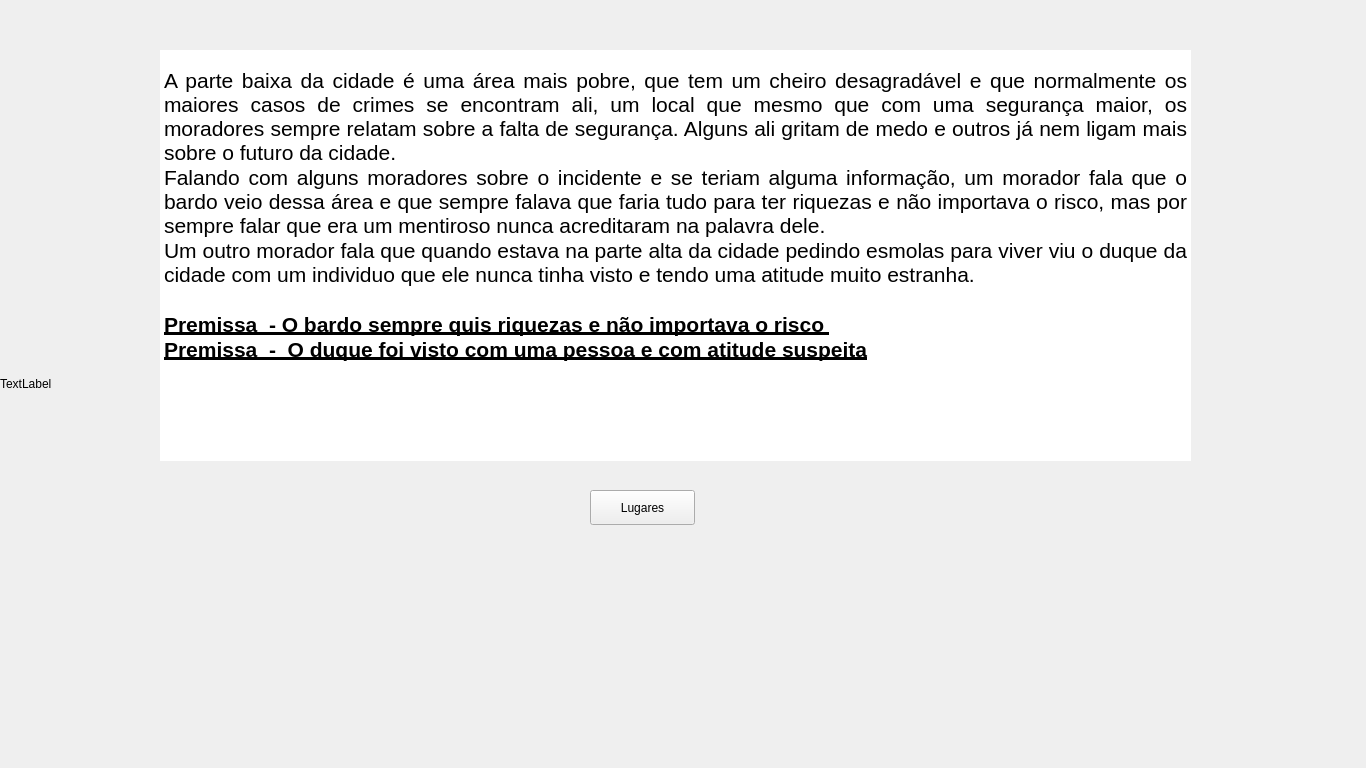
This is ui/fourteenthwindow.ui in eriklemy/Detetive as Qt 5 draws it before an edit. The edited form follows.
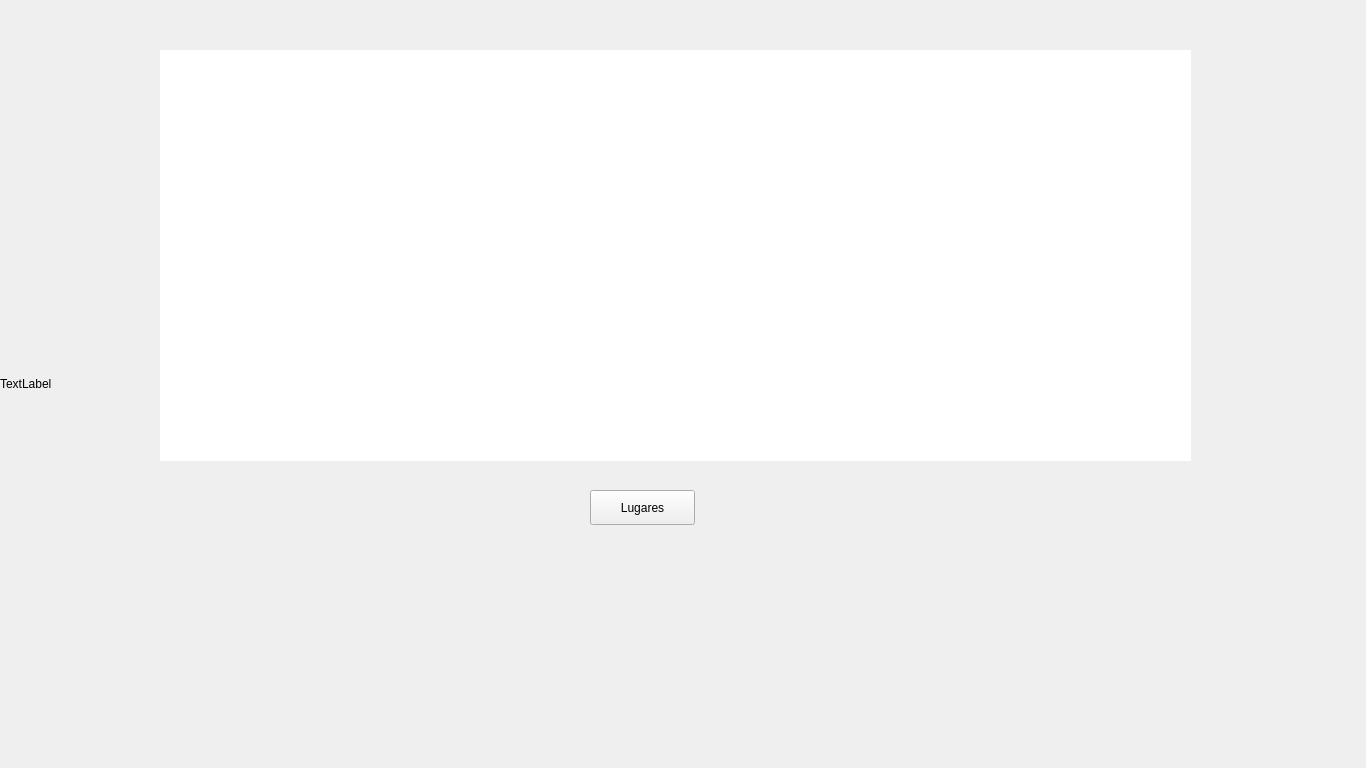
This is the edited form.

The edit to the form file:
```diff
--- a/ui/fourteenthwindow.ui
+++ b/ui/fourteenthwindow.ui
@@ -76,12 +76,12 @@
 p, li { white-space: pre-wrap; }
 &lt;/style&gt;&lt;/head&gt;&lt;body style=&quot; font-family:'Segoe UI'; font-size:9pt; font-weight:400; font-style:normal;&quot;&gt;
 &lt;p align=&quot;justify&quot; style=&quot;-qt-paragraph-type:empty; margin-top:0px; margin-bottom:0px; margin-left:0px; margin-right:0px; -qt-block-indent:0; text-indent:0px;&quot;&gt;&lt;br /&gt;&lt;/p&gt;
-&lt;p align=&quot;justify&quot; style=&quot; margin-top:0px; margin-bottom:0px; margin-left:0px; margin-right:0px; -qt-block-indent:0; text-indent:0px;&quot;&gt;&lt;span style=&quot; font-size:16pt;&quot;&gt;A parte baixa da cidade é uma área mais pobre, que tem um cheiro desagradável e que normalmente os maiores casos de crimes se encontram ali, um local que mesmo que com uma segurança maior, os moradores sempre relatam sobre a falta de segurança. Alguns ali gritam de medo e outros já nem ligam mais sobre o futuro da cidade.&lt;/span&gt;&lt;/p&gt;
-&lt;p align=&quot;justify&quot; style=&quot; margin-top:0px; margin-bottom:0px; margin-left:0px; margin-right:0px; -qt-block-indent:0; text-indent:0px;&quot;&gt;&lt;span style=&quot; font-size:16pt;&quot;&gt;Falando com alguns moradores sobre o incidente e se teriam alguma informação, um morador fala que o bardo veio dessa área e que sempre falava que faria tudo para ter riquezas e não importava o risco, mas por sempre falar que era um mentiroso nunca acreditaram na palavra dele. &lt;/span&gt;&lt;/p&gt;
-&lt;p align=&quot;justify&quot; style=&quot; margin-top:0px; margin-bottom:0px; margin-left:0px; margin-right:0px; -qt-block-indent:0; text-indent:0px;&quot;&gt;&lt;span style=&quot; font-size:16pt;&quot;&gt;Um outro morador fala que quando estava na parte alta da cidade pedindo esmolas para viver viu o duque da cidade com um individuo que ele nunca tinha visto e tendo uma atitude muito estranha.&lt;/span&gt;&lt;/p&gt;
-&lt;p align=&quot;justify&quot; style=&quot;-qt-paragraph-type:empty; margin-top:0px; margin-bottom:0px; margin-left:0px; margin-right:0px; -qt-block-indent:0; text-indent:0px; font-size:16pt;&quot;&gt;&lt;br /&gt;&lt;/p&gt;
-&lt;p align=&quot;justify&quot; style=&quot; margin-top:0px; margin-bottom:0px; margin-left:0px; margin-right:0px; -qt-block-indent:0; text-indent:0px;&quot;&gt;&lt;span style=&quot; font-size:16pt; font-weight:700; text-decoration: underline;&quot;&gt;Premissa  - O bardo sempre quis riquezas e não importava o risco &lt;/span&gt;&lt;/p&gt;
-&lt;p align=&quot;justify&quot; style=&quot; margin-top:0px; margin-bottom:0px; margin-left:0px; margin-right:0px; -qt-block-indent:0; text-indent:0px;&quot;&gt;&lt;span style=&quot; font-size:16pt; font-weight:700; text-decoration: underline;&quot;&gt;Premissa  -  O duque foi visto com uma pessoa e com atitude suspeita&lt;/span&gt;&lt;/p&gt;&lt;/body&gt;&lt;/html&gt;</string>
+&lt;p align=&quot;justify&quot; style=&quot; margin-top:0px; margin-bottom:0px; margin-left:0px; margin-right:0px; -qt-block-indent:0; text-indent:0px;&quot;&gt;&lt;span style=&quot; font-size:16pt; color:#ffffff;&quot;&gt;A parte baixa da cidade é uma área mais pobre, que tem um cheiro desagradável e que normalmente os maiores casos de crimes se encontram ali, um local que mesmo que com uma segurança maior, os moradores sempre relatam sobre a falta de segurança. Alguns ali gritam de medo e outros já nem ligam mais sobre o futuro da cidade.&lt;/span&gt;&lt;/p&gt;
+&lt;p align=&quot;justify&quot; style=&quot; margin-top:0px; margin-bottom:0px; margin-left:0px; margin-right:0px; -qt-block-indent:0; text-indent:0px;&quot;&gt;&lt;span style=&quot; font-size:16pt; color:#ffffff;&quot;&gt;Falando com alguns moradores sobre o incidente e se teriam alguma informação, um morador fala que o bardo veio dessa área e que sempre falava que faria tudo para ter riquezas e não importava o risco, mas por sempre falar que era um mentiroso nunca acreditaram na palavra dele. &lt;/span&gt;&lt;/p&gt;
+&lt;p align=&quot;justify&quot; style=&quot; margin-top:0px; margin-bottom:0px; margin-left:0px; margin-right:0px; -qt-block-indent:0; text-indent:0px;&quot;&gt;&lt;span style=&quot; font-size:16pt; color:#ffffff;&quot;&gt;Um outro morador fala que quando estava na parte alta da cidade pedindo esmolas para viver viu o duque da cidade com um individuo que ele nunca tinha visto e tendo uma atitude muito estranha.&lt;/span&gt;&lt;/p&gt;
+&lt;p align=&quot;justify&quot; style=&quot;-qt-paragraph-type:empty; margin-top:0px; margin-bottom:0px; margin-left:0px; margin-right:0px; -qt-block-indent:0; text-indent:0px; font-size:16pt; color:#ffffff;&quot;&gt;&lt;br /&gt;&lt;/p&gt;
+&lt;p align=&quot;justify&quot; style=&quot; margin-top:0px; margin-bottom:0px; margin-left:0px; margin-right:0px; -qt-block-indent:0; text-indent:0px;&quot;&gt;&lt;span style=&quot; font-size:16pt; font-weight:700; text-decoration: underline; color:#ffffff;&quot;&gt;Premissa  - O bardo sempre quis riquezas e não importava o risco &lt;/span&gt;&lt;/p&gt;
+&lt;p align=&quot;justify&quot; style=&quot; margin-top:0px; margin-bottom:0px; margin-left:0px; margin-right:0px; -qt-block-indent:0; text-indent:0px;&quot;&gt;&lt;span style=&quot; font-size:16pt; font-weight:700; text-decoration: underline; color:#ffffff;&quot;&gt;Premissa  -  O duque foi visto com uma pessoa e com atitude suspeita&lt;/span&gt;&lt;/p&gt;&lt;/body&gt;&lt;/html&gt;</string>
     </property>
    </widget>
   </widget>
```
